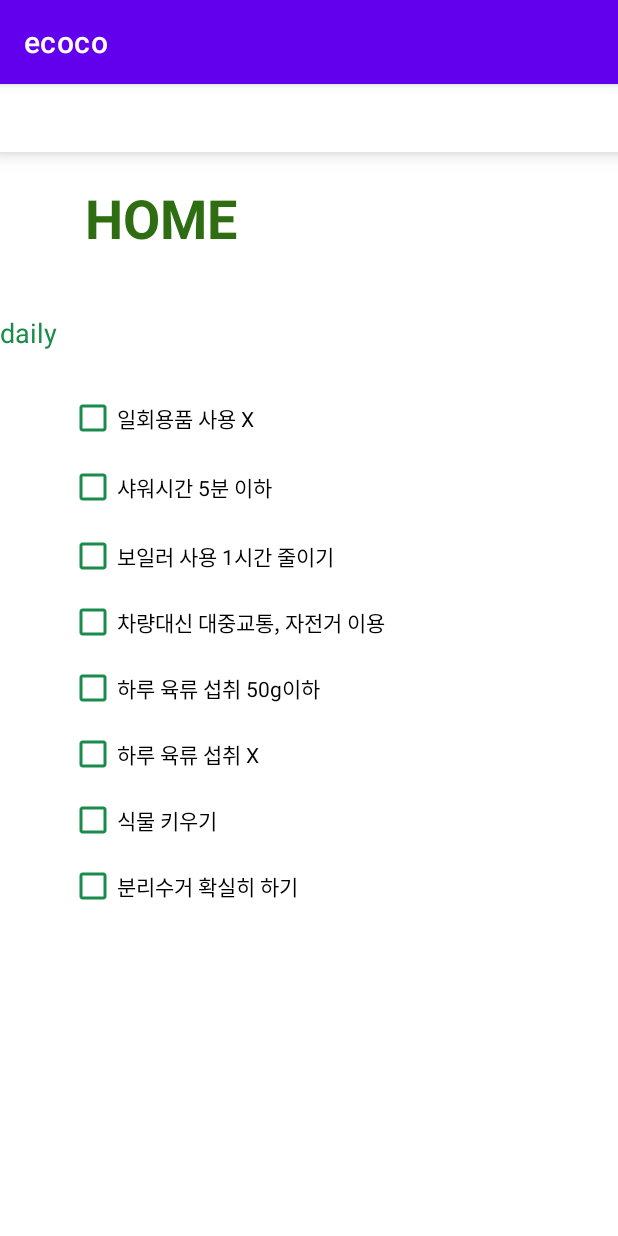
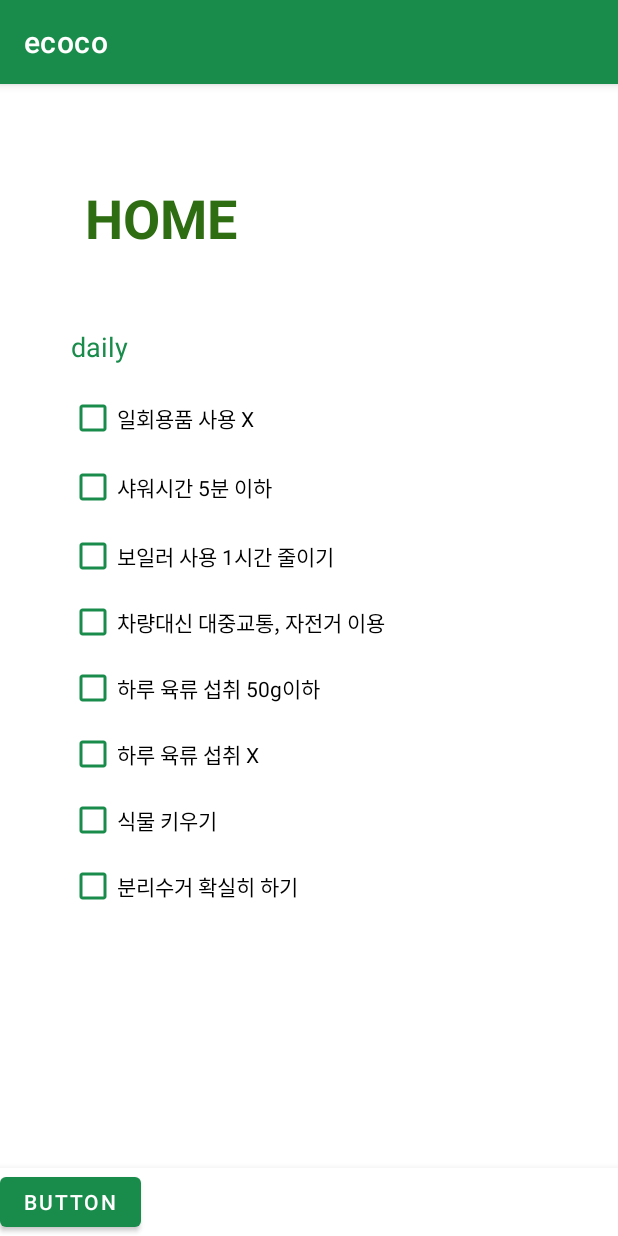
Before and after one commit to sunginkweon/ecoco, an Android app: the screen it shows after launch (MainActivity), on a phone screen of 412 x 824 dp. Run offline under Robolectric (Android 15) with nearby library versions, the phone set to English and light mode, and no system bars.

Commit message:
ecoco 바꿈

```diff
--- a/app/src/main/res/layout/activity_main.xml
+++ b/app/src/main/res/layout/activity_main.xml
@@ -25,22 +25,30 @@
 
     <TextView
         android:id="@+id/textView2"
-        android:layout_width="wrap_content"
-        android:layout_height="wrap_content"
+        android:layout_width="317dp"
+        android:layout_height="28dp"
         android:layout_marginTop="40dp"
         android:rotationX="0"
         android:text="@string/daily"
         android:textColor="@color/green"
         android:textSize="18sp"
         android:visibility="visible"
+        app:layout_constraintBottom_toTopOf="@+id/scrollView2"
+        app:layout_constraintEnd_toEndOf="parent"
+        app:layout_constraintStart_toStartOf="parent"
         app:layout_constraintTop_toBottomOf="@+id/textView"
-        tools:layout_editor_absoluteX="56dp"
         tools:visibility="visible" />
 
     <ScrollView
+        android:id="@+id/scrollView2"
         android:layout_width="320dp"
         android:layout_height="355dp"
         android:layout_marginTop="200dp"
+        android:scrollbarFadeDuration="100"
+        android:scrollbarSize="10dp"
+        android:scrollbarStyle="insideInset"
+        android:scrollbarThumbHorizontal="@color/green"
+        android:scrollbarThumbVertical="@color/green"
         app:layout_constraintEnd_toEndOf="parent"
         app:layout_constraintStart_toStartOf="parent"
         app:layout_constraintTop_toTopOf="parent">
@@ -89,38 +97,46 @@
                 android:id="@+id/checkBox8"
                 android:layout_width="match_parent"
                 android:layout_height="44dp"
-                android:text="하루 육류 섭취 X"
+                android:text="@string/육X"
                 app:buttonTint="@color/green" />
 
             <CheckBox
                 android:id="@+id/checkBox9"
                 android:layout_width="match_parent"
                 android:layout_height="44dp"
-                android:text="식물 키우기"
+                android:text="@string/식물"
                 app:buttonTint="@color/green" />
 
             <CheckBox
                 android:id="@+id/checkBox10"
                 android:layout_width="match_parent"
                 android:layout_height="44dp"
-                android:text="분리수거 확실히 하기"
+                android:text="@string/분리수거"
                 app:buttonTint="@color/green" />
 
             <CheckBox
                 android:id="@+id/checkBox11"
                 android:layout_width="match_parent"
                 android:layout_height="44dp"
-                android:text='장볼때 "용기"내기'
+                android:text="@string/용기"
                 app:buttonTint="@color/green" />
 
         </LinearLayout>
     </ScrollView>
 
     <com.google.android.material.bottomnavigation.BottomNavigationView
-        android:layout_width="415dp"
+        android:layout_width="0dp"
         android:layout_height="45dp"
+        app:layout_constraintBottom_toBottomOf="parent"
         app:layout_constraintEnd_toEndOf="parent"
-        app:layout_constraintStart_toStartOf="parent"
-        tools:layout_editor_absoluteY="686dp" />
+        app:layout_constraintHorizontal_bias="1.0"
+        app:layout_constraintStart_toStartOf="parent" >
+
+        <Button
+            android:id="@+id/button"
+            android:layout_width="wrap_content"
+            android:layout_height="wrap_content"
+            android:text="Button" />
+    </com.google.android.material.bottomnavigation.BottomNavigationView>
 
 </androidx.constraintlayout.widget.ConstraintLayout>
--- a/app/src/main/res/values/colors.xml
+++ b/app/src/main/res/values/colors.xml
@@ -1,8 +1,8 @@
 <?xml version="1.0" encoding="utf-8"?>
 <resources>
-    <color name="purple_200">#FFBB86FC</color>
-    <color name="purple_500">#FF6200EE</color>
-    <color name="purple_700">#FF3700B3</color>
+    <color name="purple_200">#198C4B</color>
+    <color name="purple_500">#198C4B</color>
+    <color name="purple_700">#198C4B</color>
     <color name="teal_200">#FF03DAC5</color>
     <color name="teal_700">#FF018786</color>
     <color name="black">#FF000000</color>
--- a/app/src/main/res/values/strings.xml
+++ b/app/src/main/res/values/strings.xml
@@ -7,4 +7,8 @@
     <string name="_1">보일러 사용 1시간 줄이기</string>
     <string name="대중교통">차량대신 대중교통, 자전거 이용</string>
     <string name="_50g">하루 육류 섭취 50g이하</string>
+    <string name="육X">하루 육류 섭취 X</string>
+    <string name="분리수거">분리수거 확실히 하기</string>
+    <string name="식물">식물 키우기</string>
+    <string name="용기">장볼때 용기내기</string>
 </resources>
```
